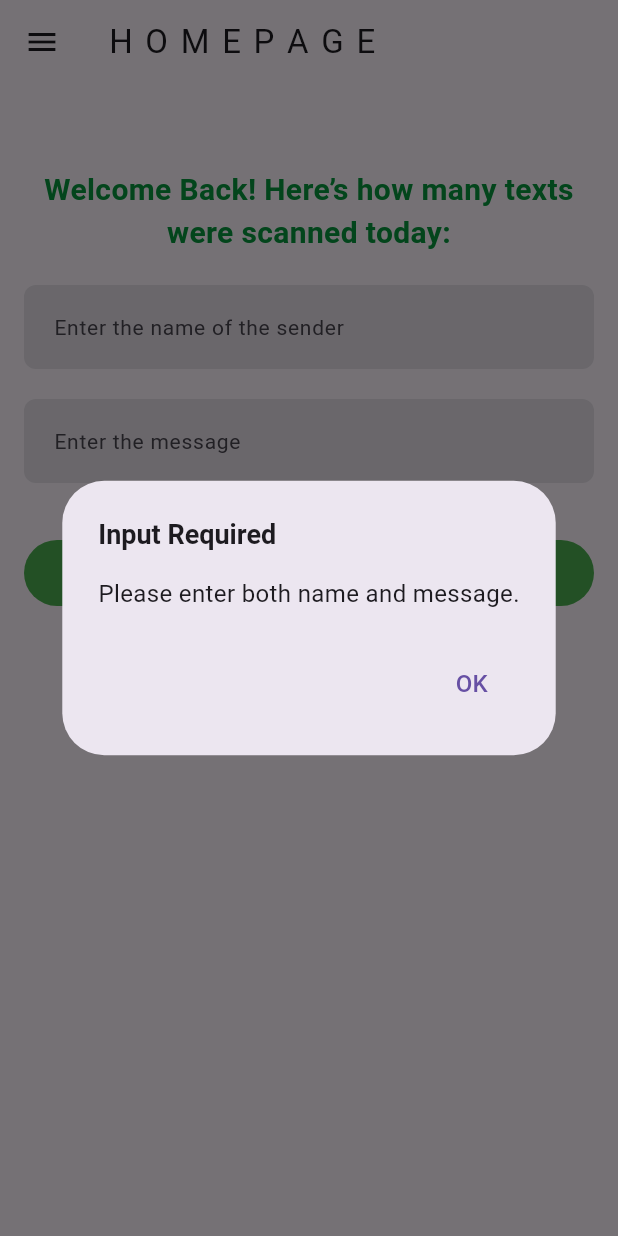
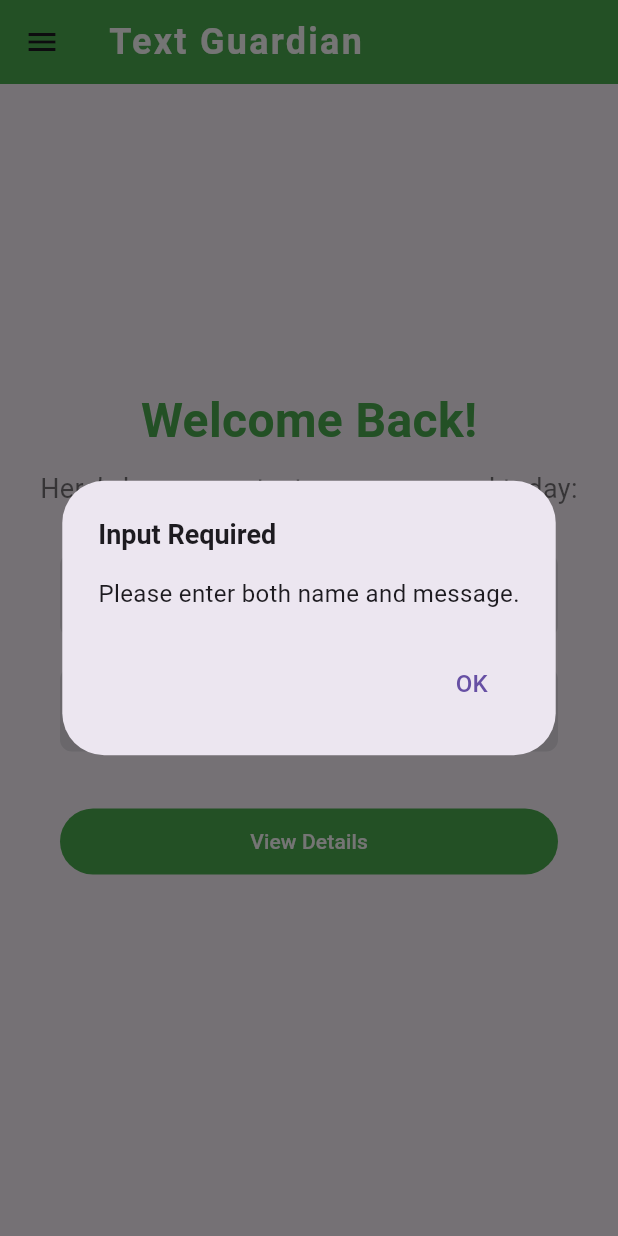
Before and after one commit to archie122/tech-lift-off-app, a Flutter app: the HomePage screen opened by its route, after a tap on "View Details", on a phone screen of 412 x 824 dp. Run offline on Flutter 3.47's test engine with Material 3 defaults, Android fonts, the phone set to English and light mode, and no system bars; our stand-ins replace awesome_notifications, flutter_local_notifications.

Commit message:
Update homepage.dart

```diff
--- a/text_guardian/lib/pages/homepage.dart
+++ b/text_guardian/lib/pages/homepage.dart
@@ -28,23 +28,15 @@ class _HomePageState extends State<HomePage> {
     final name = _nameController.text.trim();
     final message = _messageController.text.trim();
 
-    // Check if either field is empty
     if (name.isEmpty || message.isEmpty) {
-      // Show an alert dialog
       showDialog(
         context: context,
         builder: (context) => AlertBox(),
       );
-
       return;
     }
 
     final isSuspicious = ScamLinkDetector.isSuspicious(message, name);
-
-    // Debug prints
-    print('Is Suspicious: $isSuspicious');
-    print('Message: $message');
-    print('Name: $name');
 
     Navigator.push(
       context,
@@ -58,34 +50,69 @@ class _HomePageState extends State<HomePage> {
   Widget build(BuildContext context) {
     return Scaffold(
       appBar: AppBar(
-        title:
-            const Text('H O M E P A G E', style: TextStyle(letterSpacing: 1.5)),
+        title: const Text(
+          'Text Guardian',
+          style: TextStyle(
+            letterSpacing: 1.5,
+            fontWeight: FontWeight.bold,
+            fontSize: 24,
+            color: Colors.white,
+          ),
+        ),
+        backgroundColor: Colors.green,
+        elevation: 0,
       ),
       drawer: Navbar(),
       body: Padding(
-        padding: const EdgeInsets.all(16.0),
+        padding: const EdgeInsets.symmetric(horizontal: 20.0, vertical: 40.0),
+        child: Center(
+          child: SingleChildScrollView(
             child: Column(
+              mainAxisSize: MainAxisSize.min,
               crossAxisAlignment: CrossAxisAlignment.center,
               children: [
-            const SizedBox(height: 40),
+                // Title
                 const Text(
-              'Welcome Back! Here’s how many texts were scanned today:',
+                  'Welcome Back!',
+                  style: TextStyle(
+                    fontSize: 32,
+                    fontWeight: FontWeight.bold,
+                    color: Colors.green,
+                  ),
+                ),
+                const SizedBox(height: 10),
+
+                // Subtitle
+                const Text(
+                  'Here’s how many texts were scanned today:',
                   textAlign: TextAlign.center,
                   style: TextStyle(
-                fontSize: 20,
-                fontWeight: FontWeight.bold,
-                color: Color.fromARGB(255, 7, 151, 60),
+                    fontSize: 18,
+                    color: Colors.black54,
+                  ),
+                ),
+                const SizedBox(height: 30),
+
+                // Textbox
+                Container(
+                  margin: const EdgeInsets.symmetric(horizontal: 20.0),
+                  child: Textbox(
+                    nameController: _nameController,
+                    messageController: _messageController,
                   ),
                 ),
                 const SizedBox(height: 20),
-            Textbox(
-              nameController: _nameController,
-              messageController: _messageController,
+
+                // Analyze Button
+                Container(
+                  width: double.infinity,
+                  margin: const EdgeInsets.symmetric(horizontal: 20.0),
+                  child: Button(onPressed: _analyzeText),
                 ),
-            const SizedBox(height: 20),
-            Button(onPressed: _analyzeText),
-            const SizedBox(height: 20),
+                const SizedBox(height: 40),
               ],
+            ),
+          ),
         ),
       ),
     );
```
Lines whose indentation alone changed are shown as unchanged.
